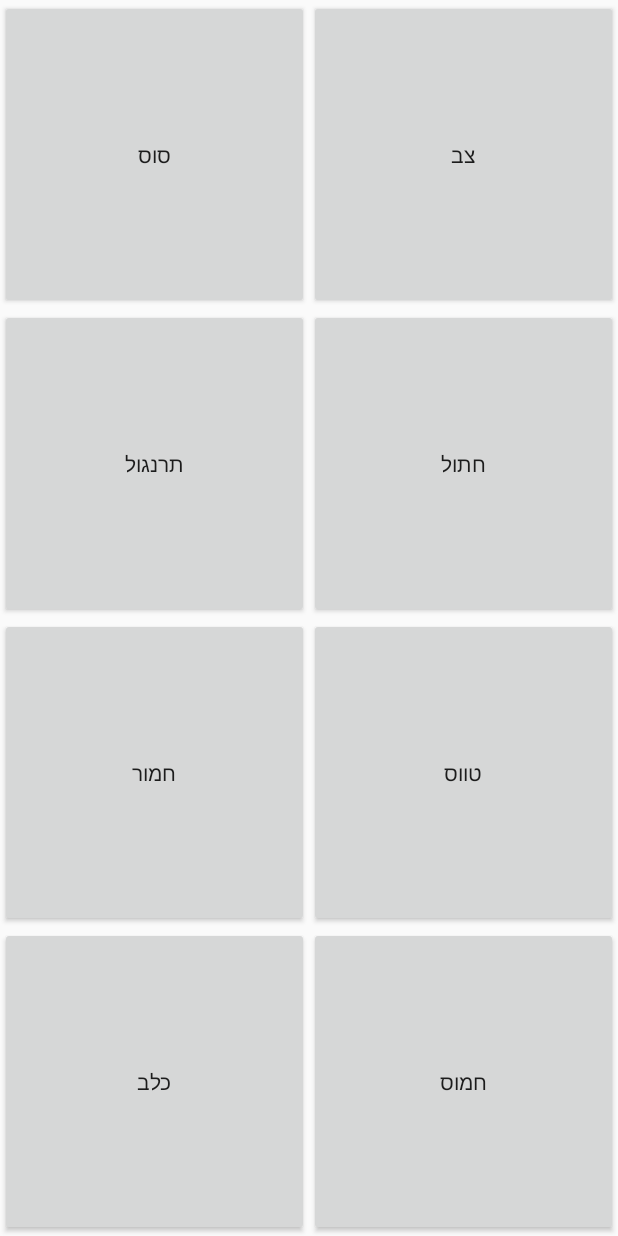
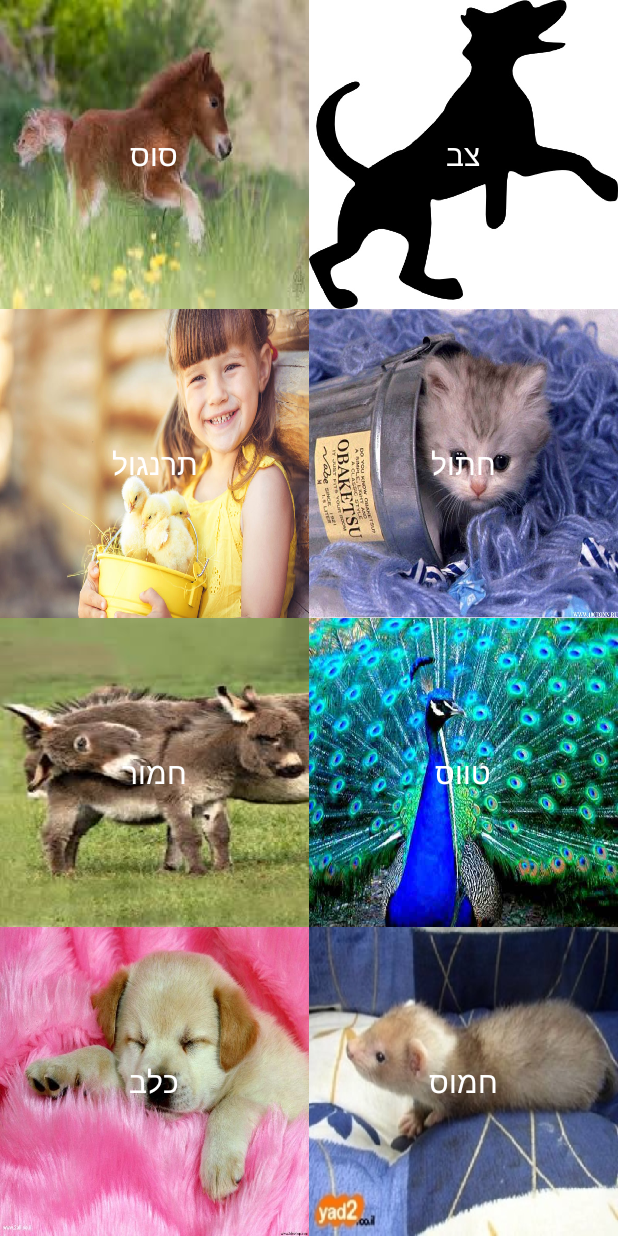
Before and after one commit to OzesGit/PetBook, an Android app: the PetSelectionActivity screen opened directly, with no data from a screen before it, on a phone screen of 412 x 824 dp. Run offline under Robolectric (Android 15) with nearby library versions, the phone set to English and light mode, and no system bars.

Commit message:
added images to pet selection

```diff
--- a/app/src/main/java/com/petbook/ido/petbook/PetSelectionActivity.java
+++ b/app/src/main/java/com/petbook/ido/petbook/PetSelectionActivity.java
@@ -3,6 +3,8 @@ package com.petbook.ido.petbook;
 import android.app.Activity;
 import android.content.Intent;
 import android.content.res.AssetManager;
+import android.graphics.Bitmap;
+import android.graphics.Color;
 import android.graphics.drawable.BitmapDrawable;
 import android.graphics.drawable.Drawable;
 import android.support.v7.app.ActionBarActivity;
@@ -43,6 +45,7 @@ public class PetSelectionActivity extends Activity {
     private void LoadAnimalTypeList() {
         Map<String, String> mpAnimalList = DataLoader.GetAnimalTypeList();
         TableRow row = null;
+
         int colCount = 0;
         for (String strKey : mpAnimalList.keySet()) {
             if(colCount%itemsInRow==0)
@@ -50,7 +53,6 @@ public class PetSelectionActivity extends Activity {
                 row = new TableRow(this);
                 tblLayout.addView(row);
             }
-
             row.addView(CreateAnimalTypeButton(mpAnimalList.get(strKey),strKey));
             colCount++;
         }
@@ -59,9 +61,14 @@ public class PetSelectionActivity extends Activity {
     private Button CreateAnimalTypeButton(final String strText, final String strKey){
         Display display = getWindowManager().getDefaultDisplay();
         Button btn = new Button(this);
+        int width = display.getWidth() / itemsInRow;
+        int height = (int) (display.getHeight() * btnHegihtPercent);
+
+        btn.setTextColor(Color.WHITE);
+        btn.setTextSize(20);
         btn.setText(strText);
-        btn.setHeight((int) (display.getHeight() * btnHegihtPercent));
-        btn.setWidth(display.getWidth() / itemsInRow);
+        btn.setHeight(height);
+        btn.setWidth(width);
         btn.setOnClickListener(new View.OnClickListener() {
             @Override
             public void onClick(View v) {
@@ -85,18 +92,13 @@ public class PetSelectionActivity extends Activity {
                 startActivity(intent);
             }
         });
+        // Read your drawable from somewhere
+        Drawable dr = GlobalData.getInstance().getImageByAnimalName(getResources(),strKey);
 
-        try {
-            AssetManager asmMng = getAssets();
-            InputStream f = asmMng.open(strKey);
-            Drawable d = BitmapDrawable.createFromStream(f, strKey);
-
-            btn.setBackground(d);
-        }
-        catch (Exception ex)
-        {
-
-        }
+        Bitmap bitmap = ((BitmapDrawable) dr).getBitmap();
+        // Scale it to 50 x 50
+        Drawable d = new BitmapDrawable(getResources(), Bitmap.createScaledBitmap(bitmap,width, height,false));
+        btn.setBackground(d);
         return (btn);
     }
 
```
